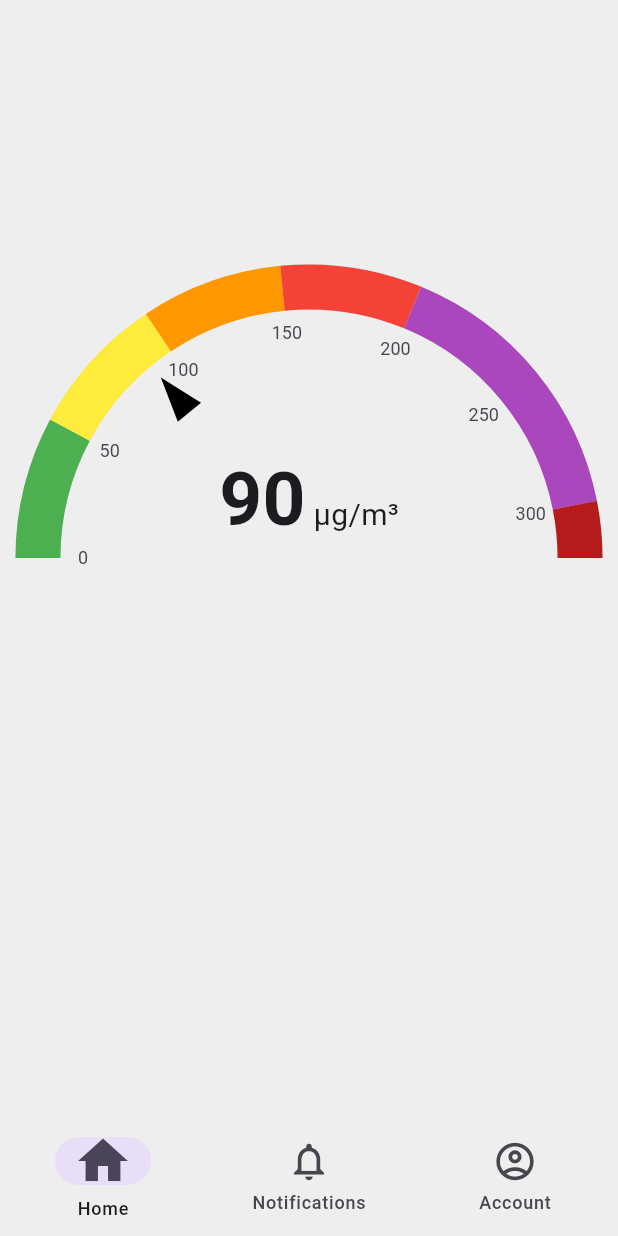
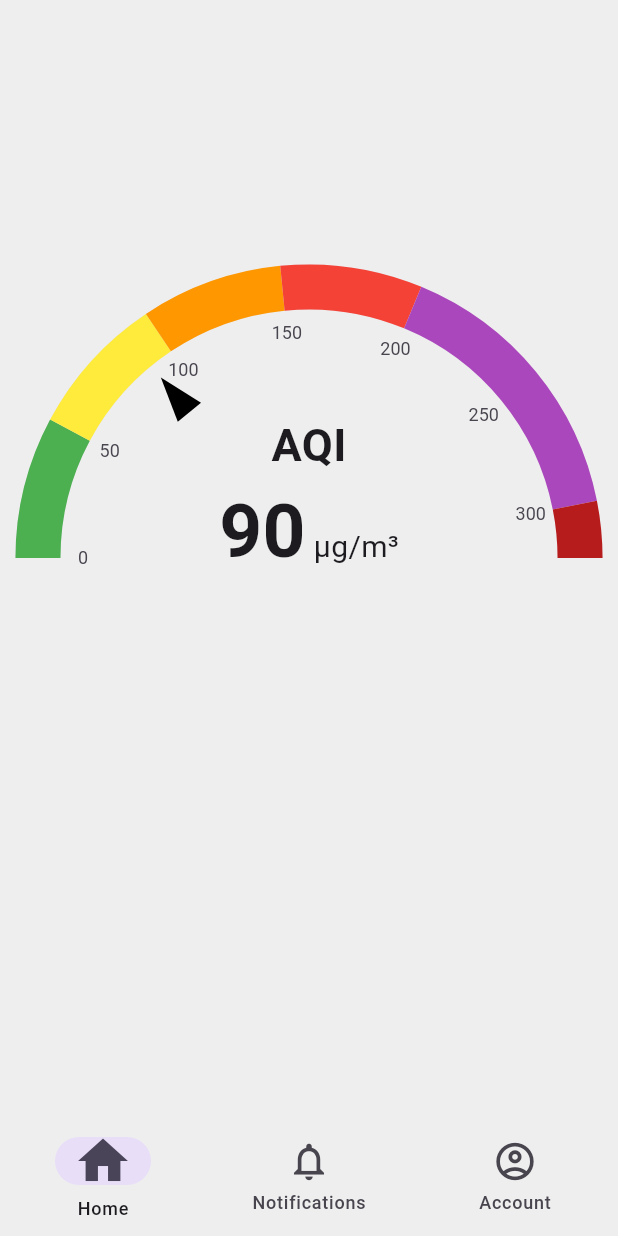
Before and after one commit to aayushman950/Air-Quality-Monitoring-System, a Flutter app: the screen it shows after launch, on a phone screen of 412 x 824 dp. Run offline on Flutter 3.47's test engine with Material 3 defaults, Android fonts, the phone set to English and light mode, and no system bars; drawn by our look-alikes of syncfusion_flutter_gauges.

Commit message:
minor changes to aqi gauge

```diff
--- a/aqms/lib/widgets/aqi_gauge.dart
+++ b/aqms/lib/widgets/aqi_gauge.dart
@@ -13,7 +13,6 @@ class AQIGauge extends StatelessWidget {
         RadialAxis(
           axisLineStyle: AxisLineStyle(
             thickness: 30,
-            cornerStyle: CornerStyle.bothCurve,
           ),
           startAngle: 180,
           endAngle: 0,
@@ -73,8 +72,11 @@ class AQIGauge extends StatelessWidget {
           ],
           annotations: [
             GaugeAnnotation(
-              widget: Container(
-                child: Text.rich(
+              widget: Column(
+                mainAxisSize: MainAxisSize.min,
+                children: [
+                  Text("AQI", style: TextStyle(fontSize: 30,fontWeight: FontWeight.bold),),
+                  Text.rich(
                   TextSpan(
                     children: [
                       TextSpan(
@@ -94,6 +96,8 @@ class AQIGauge extends StatelessWidget {
                     ],
                   ),
                 ),
+                ],
+
               ),
               angle: 270,
               positionFactor: 0.2,
```
